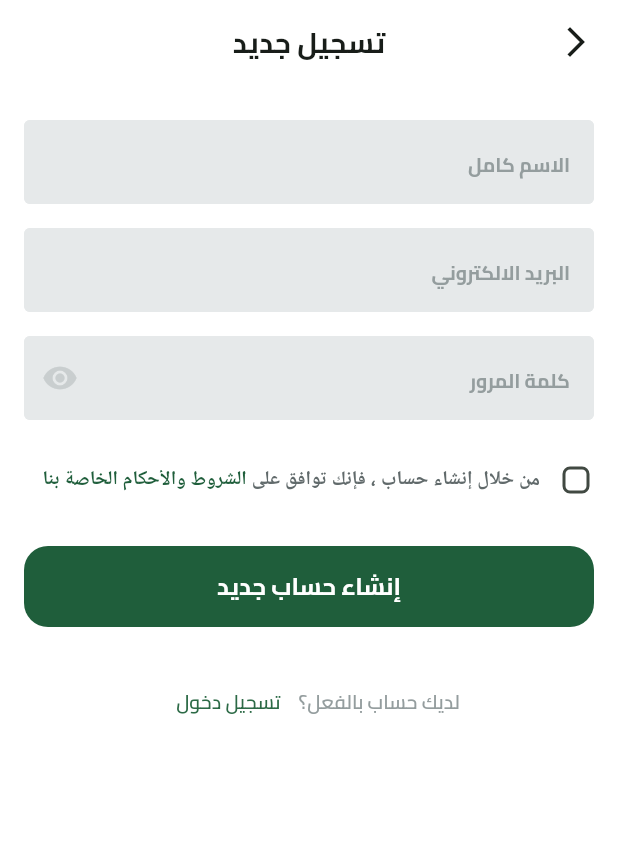
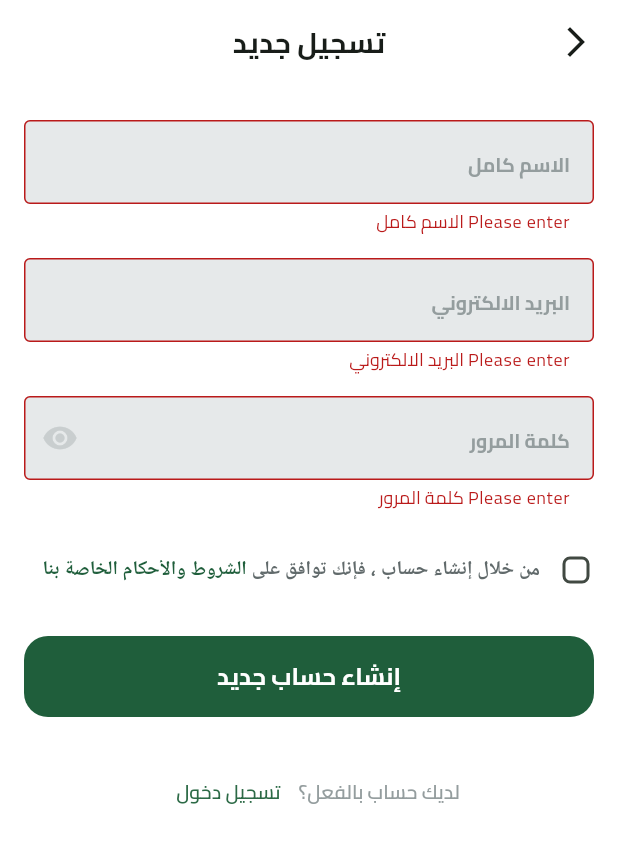
Before and after one commit to Marwan-Saif/fruit-Hub, a Flutter app: the SignupView screen opened by its route, after a tap on "إنشاء حساب جديد", on a phone screen of 412 x 824 dp. Shown: the top 843 px of the screen. Run offline on Flutter 3.47's test engine with Material 3 defaults, Android fonts, the phone set to English and light mode, and no system bars; drawn by our look-alikes of modal_progress_hud_nsn; our stand-ins replace bloc, dartz, dots_indicator, firebase_auth, firebase_core, flutter_bloc and 4 more; accounts and stored records are empty.

```diff
--- a/lib/core/services/firebase_auth_services.dart
+++ b/lib/core/services/firebase_auth_services.dart
@@ -1,3 +1,5 @@
+import 'dart:developer';
+
 import 'package:firebase_auth/firebase_auth.dart';
 import 'package:fruits/core/errors/exceptions.dart';
 
@@ -12,6 +14,7 @@ class FirebaseAuthServices {
       );
       return credential.user!;
     } on FirebaseAuthException catch (e) {
+      log('Exception in FirebaseAuthServices.createUserWithEmailAndPassword: $e');
       if (e.code == 'weak-password') {
         throw CustomException(message: 'الرقم السري قصيراً.');
         // print('The password provided is too weak.');
@@ -21,9 +24,10 @@ class FirebaseAuthServices {
         // print('The account already exists for that email.');
       } else {
         throw CustomException(
-            message: 'لقد حدث خطأ ما. الرجاء المحاولة مرة اخرى.');
+            message: 'ddddddلقد حدث خطأ ما. الرجاء المحاولة مرة اخرى.');
       }
     } catch (e) {
+      log('Exception in FirebaseAuthServices.createUserWithEmailAndPassword: $e code is ');
       throw CustomException(
           message: 'لقد حدث خطأ ما. الرجاء المحاولة مرة اخرى.');
     }
--- /dev/null
+++ b/lib/core/widgets/custom_snakbar.dart
@@ -0,0 +1,6 @@
+  import 'package:flutter/material.dart';
+
+void customSnackBar(BuildContext context, String message) {
+    ScaffoldMessenger.of(context)
+        .showSnackBar(SnackBar(content: Text(message)));
+  }
--- a/lib/core/widgets/custom_textformfield.dart
+++ b/lib/core/widgets/custom_textformfield.dart
@@ -4,15 +4,23 @@ import 'package:fruits/core/utils/app_text_styles.dart';
 class CustomTextFormField extends StatelessWidget {
   const CustomTextFormField({
     super.key,
-    required this.hintText, required this.keyboardType,  this.suffixIcon,  this.isPassword,
+    required this.hintText, required this.keyboardType,  this.suffixIcon,  this.isPassword, this.onSaved,
   });
   final String hintText;
   final TextInputType keyboardType;
   final Widget? suffixIcon;
   final bool? isPassword ;
+  final void Function(String?)? onSaved;
   @override
   Widget build(BuildContext context) {
     return TextFormField(
+      onSaved: onSaved,
+      validator: (value) {
+        if (value!.isEmpty) {
+          return 'Please enter $hintText';
+        }
+        return null;
+      },
         keyboardType: keyboardType,
         obscureText: isPassword??false,
 
--- /dev/null
+++ b/lib/core/widgets/password_field.dart
@@ -0,0 +1,44 @@
+import 'package:flutter/material.dart';
+import 'package:fruits/core/widgets/custom_textformfield.dart';
+
+
+class PasswordField extends StatefulWidget {
+  const PasswordField({
+    super.key,
+    this.onSaved,
+  });
+
+  final void Function(String?)? onSaved;
+
+  @override
+  State<PasswordField> createState() => _PasswordFieldState();
+}
+
+class _PasswordFieldState extends State<PasswordField> {
+  bool obscureText = true;
+  @override
+  Widget build(BuildContext context) {
+    return CustomTextFormField(
+      keyboardType: TextInputType.visiblePassword,
+      isPassword: obscureText,
+      onSaved: widget.onSaved,
+      suffixIcon: GestureDetector(
+        onTap: () {
+          obscureText = !obscureText;
+          setState(() {});
+        },
+        child: obscureText
+            ? const Icon(
+                Icons.remove_red_eye,
+                color: Color(0xffC9CECF),
+              )
+            : const Icon(
+                Icons.visibility_off,
+                color: Color(0xffC9CECF),
+              ),
+      ),
+      hintText: 'كلمة المرور',
+      // textInputType: TextInputType.visiblePassword,
+    );
+  }
+}
--- a/lib/features/auth/data/models/user_model.dart
+++ b/lib/features/auth/data/models/user_model.dart
@@ -7,7 +7,7 @@ class UserModel extends UserEntity {
     required super.email,
     required super.name,
   });
-  factory UserModel.fromFirebase(User user) {
-    return UserModel(uid: user.uid, email: user.email, name: user.displayName!);
+  factory UserModel.fromFirebase(User user,String name) {
+    return UserModel(uid: user.uid, email: user.email, name: name);
   }
 }
--- a/lib/features/auth/presentation/views/signup_view.dart
+++ b/lib/features/auth/presentation/views/signup_view.dart
@@ -5,6 +5,7 @@ import 'package:fruits/core/widgets/build_appbar.dart';
 import 'package:fruits/features/auth/domain/repos/auth_repo.dart';
 import 'package:fruits/features/auth/presentation/manager/singup_cubit/singup_cubit.dart';
 import 'package:fruits/features/auth/presentation/views/widgets/signup_viewbody.dart';
+import 'package:fruits/features/auth/presentation/views/widgets/singup_viewbody_blocconsumer.dart';
 
 class SignupView extends StatelessWidget {
   const SignupView({super.key});
@@ -18,7 +19,7 @@ class SignupView extends StatelessWidget {
           context: context,
           title: 'تسجيل جديد',
         ),
-        body: SignupViewBody(),
+        body: SingUpviewBodyBlocConsumer(),
       ),
     );
   }
--- a/lib/features/auth/presentation/views/widgets/signup_viewbody.dart
+++ b/lib/features/auth/presentation/views/widgets/signup_viewbody.dart
@@ -1,14 +1,21 @@
 import 'package:flutter/material.dart';
+import 'package:flutter_bloc/flutter_bloc.dart';
 import 'package:fruits/core/helper-functions/app_router.dart';
 import 'package:fruits/core/utils/app_text_styles.dart';
 import 'package:fruits/core/widgets/custom_button.dart';
+import 'package:fruits/core/widgets/custom_snakbar.dart';
 import 'package:fruits/core/widgets/custom_textformfield.dart';
+import 'package:fruits/core/widgets/password_field.dart';
+import 'package:fruits/features/auth/presentation/manager/singup_cubit/singup_cubit.dart';
 import 'package:fruits/features/auth/presentation/views/widgets/terms_and_conditions.dart';
 import 'package:go_router/go_router.dart';
 
 class SignupViewBody extends StatelessWidget {
   SignupViewBody({super.key});
   bool terms = false;
+  GlobalKey<FormState> formKey = GlobalKey<FormState>();
+  AutovalidateMode autovalidateMode = AutovalidateMode.disabled;
+  late String email, name, password;
   @override
 
   /// Returns a column of widgets that form the body of the signup view.
@@ -16,23 +23,24 @@ class SignupViewBody extends StatelessWidget {
     return SingleChildScrollView(
       child: Padding(
         padding: const EdgeInsets.symmetric(horizontal: 16.0),
+        child: Form(
+          key: formKey,
           child: Column(children: [
             const SizedBox(height: 24),
-          const CustomTextFormField(
+            CustomTextFormField(
+              onSaved: (value) => name = value!,
               hintText: 'الاسم كامل',
               keyboardType: TextInputType.text,
             ),
             const SizedBox(height: 16),
-          const CustomTextFormField(
+            CustomTextFormField(
+              onSaved: (value) => email = value!,
               hintText: 'البريد الالكتروني',
               keyboardType: TextInputType.emailAddress,
             ),
             const SizedBox(height: 16),
-          const CustomTextFormField(
-            hintText: 'كلمة المرور',
-            keyboardType: TextInputType.visiblePassword,
-            isPassword: true,
-            suffixIcon: Icon(Icons.visibility, color: Color(0xFFC9CECF)),
+            PasswordField(
+              onSaved: (value) => password = value!,
             ),
             const SizedBox(height: 16),
             TermsAndConditions(
@@ -43,7 +51,27 @@ class SignupViewBody extends StatelessWidget {
             SizedBox(
               height: 20,
             ),
-          CustomButton(onPressed: () {}, text: 'إنشاء حساب جديد'),
+            CustomButton(
+                onPressed: () {
+                  if (formKey.currentState!.validate()) {
+                    if (terms == true) {
+                      formKey.currentState!.save();
+                      context
+                          .read<SingupCubit>()
+                          .createUserWithEmailAndPassword(
+                              email, password, name);
+                      // if (terms) {
+                      //   context.pushReplacementNamed(AppRouter.signinView);
+                      // }
+                    } else {
+                      customSnackBar(
+                          context, " يجب الموافقه علي الشروط والاحكام ");
+                    }
+                  } else {
+                    autovalidateMode = AutovalidateMode.always;
+                  }
+                },
+                text: 'إنشاء حساب جديد'),
             const SizedBox(
               height: 26,
             ),
@@ -67,6 +95,7 @@ class SignupViewBody extends StatelessWidget {
             ),
           ]),
         ),
+      ),
     );
   }
 }
--- /dev/null
+++ b/lib/features/auth/presentation/views/widgets/singup_viewbody_blocconsumer.dart
@@ -0,0 +1,33 @@
+import 'package:flutter/material.dart';
+import 'package:flutter_bloc/flutter_bloc.dart';
+import 'package:fruits/core/widgets/custom_snakbar.dart';
+import 'package:fruits/features/auth/presentation/manager/singup_cubit/singup_cubit.dart';
+import 'package:fruits/features/auth/presentation/views/widgets/signup_viewbody.dart';
+import 'package:modal_progress_hud_nsn/modal_progress_hud_nsn.dart';
+
+class SingUpviewBodyBlocConsumer extends StatelessWidget {
+  const SingUpviewBodyBlocConsumer({
+    super.key,
+  });
+
+  @override
+  Widget build(BuildContext context) {
+    return BlocConsumer<SingupCubit, SingupState>(
+      listener: (context, state) {
+        if (state is SingupSuccess) {
+          // Navigator.pushReplacementNamed(context, '/signin');
+        } else if (state is Singupfailure) {
+          customSnackBar(context, state.message);
+        }
+      },
+      builder: (context, state) {
+        return ModalProgressHUD(
+            inAsyncCall: state is SingupLoading? true : false,
+            progressIndicator: const CircularProgressIndicator(),
+            child: SignupViewBody());
+      },
+    );
+  }
+
+
+}
--- a/pubspec.yaml
+++ b/pubspec.yaml
@@ -41,6 +41,7 @@ dependencies:
   flutter_svg_provider: ^1.0.7
   get_it: ^8.0.2
   go_router: ^14.6.0
+  modal_progress_hud_nsn: ^0.5.1
   shared_preferences: ^2.3.3
 
 dev_dependencies:
```
Also changed, not shown: lib/features/auth/data/repos/auth_repo_impl.dart (+7 -3 lines), lib/main.dart (+11 -9 lines), pubspec.lock. Lines whose indentation alone changed are shown as unchanged.
